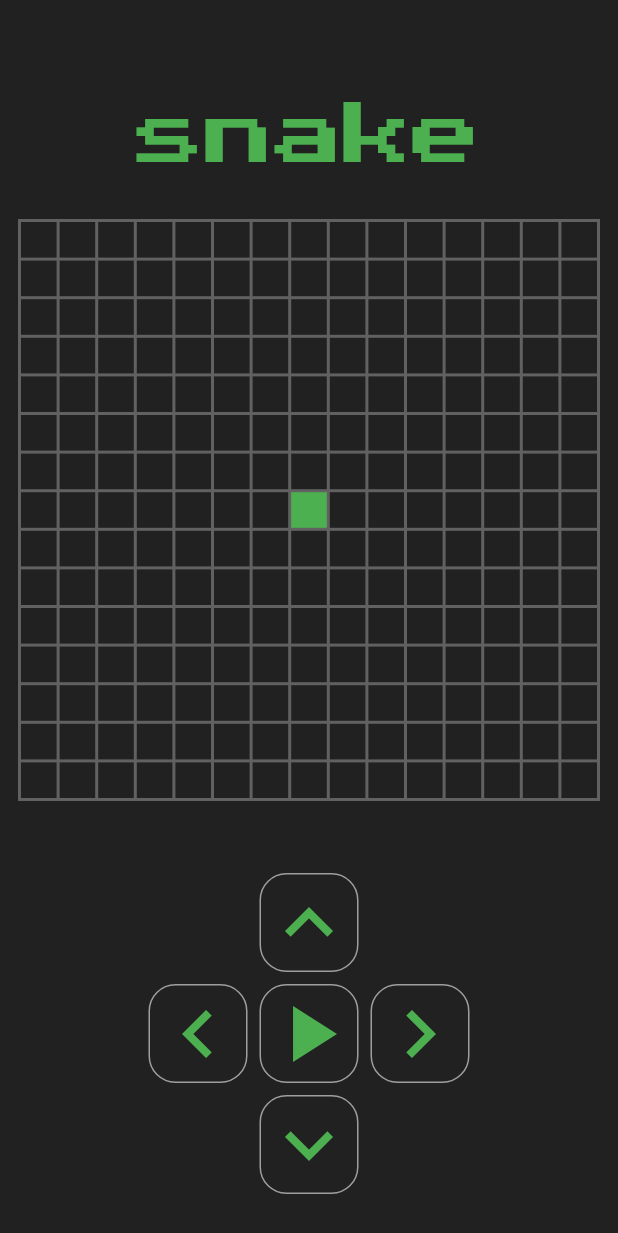
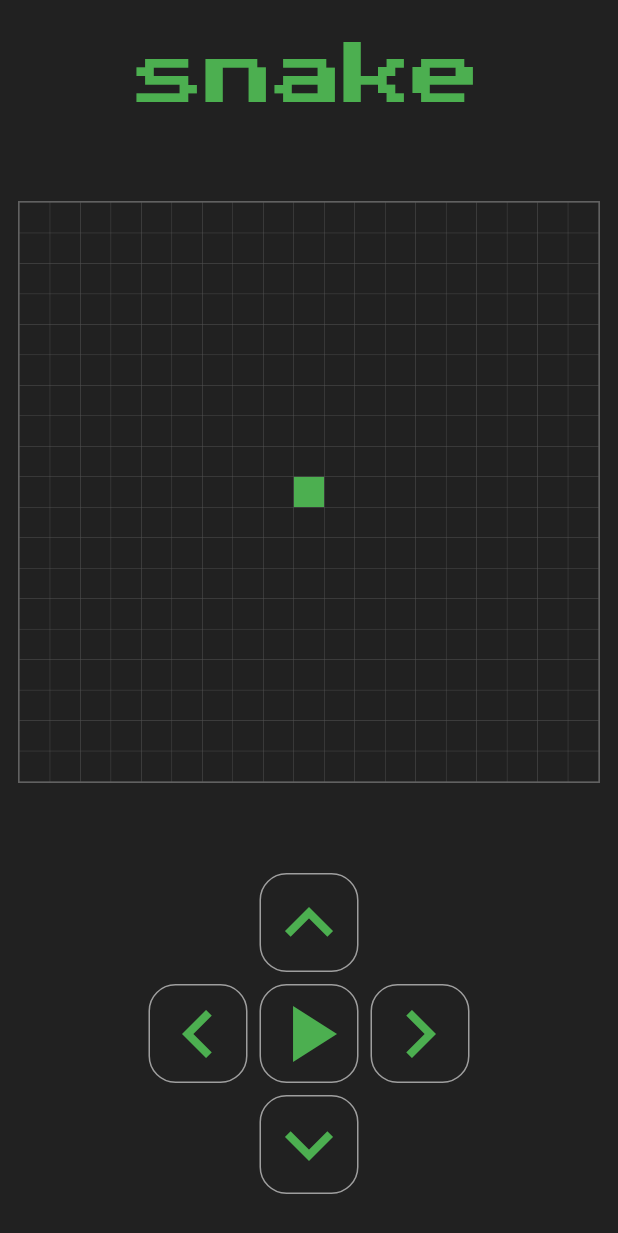
Before and after one commit to Azhot/snake, a Flutter app: the screen it shows after launch, on a phone screen of 412 x 824 dp. Shown: the top 1233 px of the screen. Run offline on Flutter 3.47's test engine with Material 2 defaults, Android fonts, the phone set to English and light mode, and no system bars; our stand-ins replace google_fonts.

Commit message:
Fix: various bug fixes and improvement
Game controller vibrates on click
Snake grid size adapts to screen
Configurable data set at high level
Improved algo logic
Better naming

```diff
--- a/lib/screen/home/snake_home_page.dart
+++ b/lib/screen/home/snake_home_page.dart
@@ -2,6 +2,7 @@ import 'dart:async';
 import 'dart:math' show Random;
 
 import 'package:flutter/material.dart';
+import 'package:flutter/services.dart';
 import 'package:google_fonts/google_fonts.dart';
 import 'package:snake/screen/home/utils/direction.dart';
 import 'package:snake/screen/home/utils/snake.dart';
@@ -12,8 +13,8 @@ import 'package:snake/shared/snake_colors.dart';
 
 class SnakeHomePage extends StatefulWidget {
   // const
-  static const int _gridSides = 15;
-  static const int _milliseconds = 250;
+  static const int _gridSides = 19;
+  static const int _milliseconds = 150;
 
   // constructors
   const SnakeHomePage({Key? key}) : super(key: key);
@@ -36,6 +37,7 @@ class _SnakeHomePageState extends State<SnakeHomePage> {
   @override
   void initState() {
     super.initState();
+    SystemChrome.setPreferredOrientations([DeviceOrientation.portraitUp]);
     _random = Random();
     _gridController = SnakeGridController();
     _snake = Snake(SnakeHomePage._gridSides);
@@ -43,22 +45,36 @@ class _SnakeHomePageState extends State<SnakeHomePage> {
   }
 
   @override
+  void dispose() {
+    super.dispose();
+    SystemChrome.setPreferredOrientations([...DeviceOrientation.values]);
+  }
+
+  @override
   Widget build(BuildContext context) => Scaffold(
         backgroundColor: SnakeColors.primaryDark,
-        body: Padding(
+        body: SafeArea(
+          child: Padding(
             padding: const EdgeInsets.all(12),
             child: Column(
               mainAxisAlignment: MainAxisAlignment.spaceBetween,
               children: [
-              const SizedBox(
-                height: 24,
-              ),
+                const SizedBox(height: 16),
                 Text('snake',
                     style: GoogleFonts.pressStart2p(
                       color: Colors.green,
                       fontSize: 46,
                     )),
-              SnakeGrid(SnakeHomePage._gridSides, _snake, _gridController),
+                const SizedBox(height: 16),
+                Expanded(
+                    child: Center(
+                  child: AspectRatio(
+                    aspectRatio: 1,
+                    child: SnakeGrid(
+                        SnakeHomePage._gridSides, _snake, _gridController),
+                  ),
+                )),
+                const SizedBox(height: 16),
                 SnakeGameController(
                   start: start,
                   goRight: () => _direction = Direction.right,
@@ -66,7 +82,9 @@ class _SnakeHomePageState extends State<SnakeHomePage> {
                   goUp: () => _direction = Direction.up,
                   goDown: () => _direction = Direction.down,
                 ),
+                const SizedBox(height: 16),
               ],
+            ),
           ),
         ),
       );
--- a/lib/screen/home/utils/snake.dart
+++ b/lib/screen/home/utils/snake.dart
@@ -1,5 +1,3 @@
-import 'dart:math';
-
 import 'package:snake/screen/home/utils/direction.dart';
 
 class Snake {
@@ -9,13 +7,16 @@ class Snake {
   final int _gridSides;
 
   // constructors
-  Snake(this._gridSides) : indexes = [((pow((_gridSides), 2) - 1) / 2).ceil()];
+  Snake(this._gridSides) : indexes = [centerSnake(_gridSides)];
 
   // getters
-  int get start => ((pow((_gridSides), 2) - 1) / 2).ceil();
   int get head => indexes.first;
   int get tail => indexes.last;
   int get length => indexes.length;
+
+  // static functions
+  static int centerSnake(int gridSides) =>
+      ((gridSides + 1 - gridSides % 2) * gridSides / 2 - 1).ceil();
 
   // functions
   void eat(int target) => _temp.add(target);
@@ -64,6 +65,6 @@ class Snake {
   void reset() {
     indexes.clear();
     _temp.clear();
-    indexes.add(start);
+    indexes.add(centerSnake(_gridSides));
   }
 }
--- a/lib/screen/home/widgets/snake_brick.dart
+++ b/lib/screen/home/widgets/snake_brick.dart
@@ -15,7 +15,7 @@ class SnakeBrick extends StatelessWidget {
           aspectRatio: 1,
           child: Container(
             color: selectColor(),
-            margin: const EdgeInsets.all(1),
+            margin: const EdgeInsets.all(0.1),
           ),
         ),
       );
@@ -25,11 +25,11 @@ class SnakeBrick extends StatelessWidget {
       case SnakeBrickType.empty:
         return SnakeColors.primaryDark;
       case SnakeBrickType.head:
-        return SnakeColors.head;
+        return SnakeColors.greenDark;
       case SnakeBrickType.body:
-        return SnakeColors.body;
+        return SnakeColors.greenLight;
       case SnakeBrickType.tail:
-        return SnakeColors.tail;
+        return SnakeColors.green;
       case SnakeBrickType.target:
         return SnakeColors.target;
       default:
--- a/lib/screen/home/widgets/snake_game_controller.dart
+++ b/lib/screen/home/widgets/snake_game_controller.dart
@@ -1,4 +1,5 @@
 import 'package:flutter/material.dart';
+import 'package:flutter/services.dart';
 import 'package:snake/shared/snake_colors.dart';
 
 class SnakeGameController extends StatelessWidget {
@@ -21,11 +22,12 @@ class SnakeGameController extends StatelessWidget {
 
   // overrides
   @override
-  Widget build(BuildContext context) => Container(
-        margin: const EdgeInsets.all(16),
-        child: Column(
+  Widget build(BuildContext context) => Column(
         children: [
-            Center(child: button(goUp, Icons.keyboard_arrow_up)),
+          Row(
+            mainAxisAlignment: MainAxisAlignment.center,
+            children: [button(goUp, Icons.keyboard_arrow_up)],
+          ),
           Row(
             mainAxisAlignment: MainAxisAlignment.center,
             children: [
@@ -37,24 +39,26 @@ class SnakeGameController extends StatelessWidget {
               button(goRight, Icons.keyboard_arrow_right)
             ],
           ),
-            Center(
-              child: button(goDown, Icons.keyboard_arrow_down),
+          Row(
+            mainAxisAlignment: MainAxisAlignment.center,
+            children: [button(goDown, Icons.keyboard_arrow_down)],
           ),
         ],
-        ),
       );
 
-  Widget button(void Function() onTap, IconData iconData) => Container(
+  Widget button(void Function() onTap, IconData iconData) => InkWell(
+        borderRadius: BorderRadius.circular(16),
+        splashColor: SnakeColors.primaryLight,
+        highlightColor: SnakeColors.primaryLight,
+        onTap: () {
+          onTap();
+          HapticFeedback.selectionClick();
+        },
+        child: Container(
           decoration: BoxDecoration(
               border: Border.all(color: SnakeColors.primaryLight),
               borderRadius: BorderRadius.circular(18)),
-        child: GestureDetector(
-          onTap: onTap,
-          child: Icon(
-            iconData,
-            color: Colors.green,
-            size: 64,
-          ),
+          child: Icon(iconData, color: Colors.green, size: 64),
         ),
       );
 }
--- a/lib/shared/snake_colors.dart
+++ b/lib/shared/snake_colors.dart
@@ -4,8 +4,8 @@ class SnakeColors {
   static const Color primary = Color(0xFF616161);
   static const Color primaryLight = Color(0xFF9E9E9E);
   static const Color primaryDark = Color(0xFF212121);
-  static const Color head = Color(0xFF4CAF50);
-  static const Color body = Color(0xFF81C784);
-  static const Color tail = Color(0xFF66BB6A);
+  static const Color greenDark = Color(0xFF4CAF50);
+  static const Color green = Color(0xFF66BB6A);
+  static const Color greenLight = Color(0xFF81C784);
   static const Color target = Color(0xFFE57373);
 }
```
Lines whose indentation alone changed are shown as unchanged.
